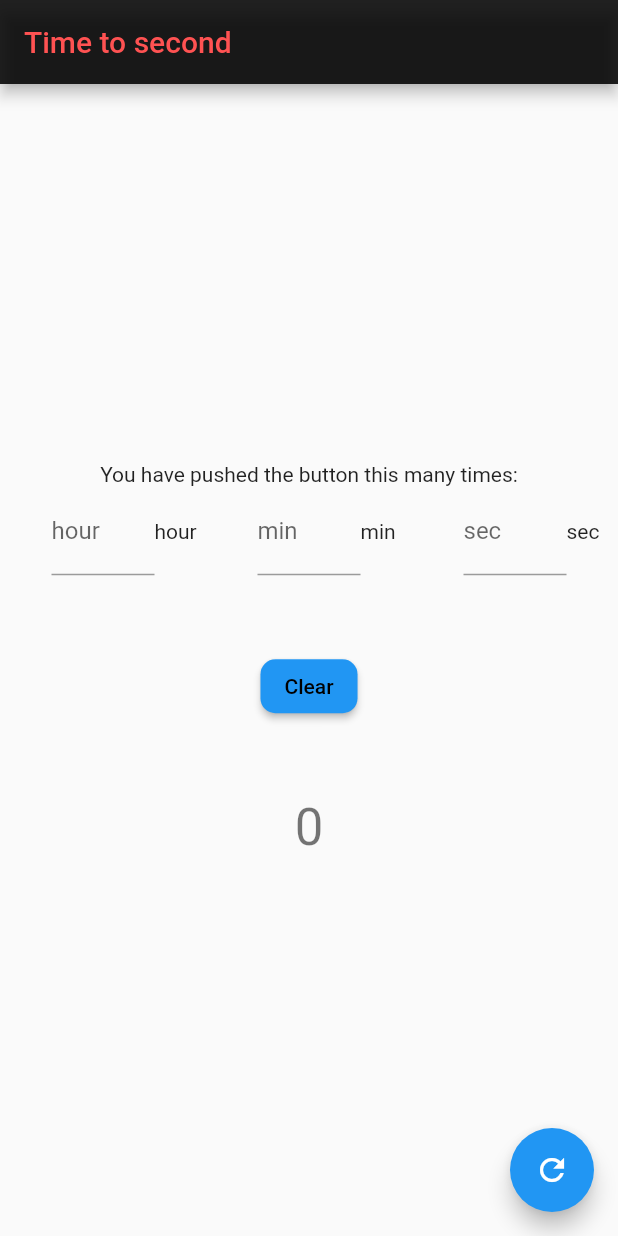
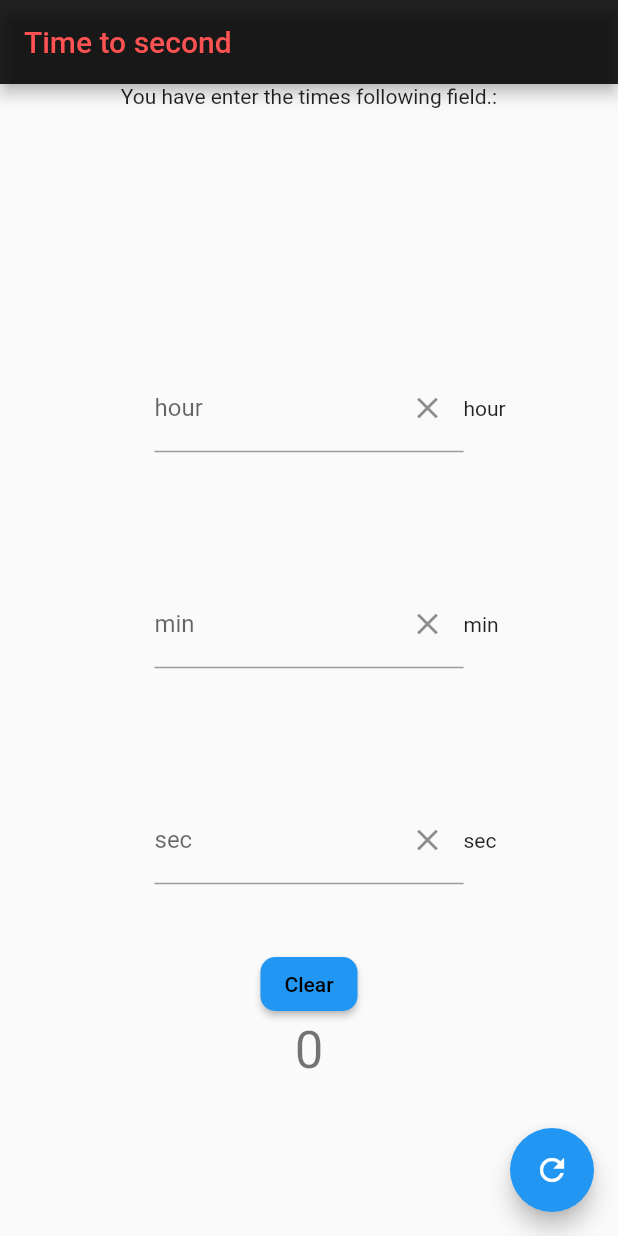
Before and after one commit to KotaSuzuki0823/Time2Sec, a Flutter app: the screen it shows after launch, after a tap on "Clear", on a phone screen of 412 x 824 dp. Run offline on Flutter 3.47's test engine with Material 2 defaults, Android fonts, the phone set to English and light mode, and no system bars.

Commit message:
formクリア機能実装

```diff
--- a/lib/main.dart
+++ b/lib/main.dart
@@ -29,10 +29,6 @@ class MyHomePage extends StatefulWidget {
 
 // MyHomePageクラスから継承
 class _MyHomePageState extends State<MyHomePage> {
-  final _hourController = TextEditingController();
-  final _minController = TextEditingController();
-  final _secController = TextEditingController();
-
   final _hourKey = GlobalKey<FormFieldState<String>>();
   final _minKey = GlobalKey<FormFieldState<String>>();
   final _secKey = GlobalKey<FormFieldState<String>>();
@@ -51,15 +47,16 @@ class _MyHomePageState extends State<MyHomePage> {
   /*全フィールドのクリア*/
   void _clearField() {
     setState(() {
-      _hourController.clear();
-      _minController.clear();
-      _secController.clear();
+      this._hourKey.currentState!.reset();
+      this._minKey.currentState!.reset();
+      this._secKey.currentState!.reset();
+      _result = 0;
     });
   }
 
   /*時間入力フォームの単品ウィジェット*/
-  Widget _numberFormField({required String title, Key? key}) {
-    //final _formKey = GlobalKey<FormFieldState<String>>();
+  Widget _numberFormField({required String title, required GlobalKey<FormFieldState<String>> key}) {
+    final TextEditingController _valueController = TextEditingController(text: '');
     return Row(
       children: [
         Expanded(
@@ -70,9 +67,14 @@ class _MyHomePageState extends State<MyHomePage> {
           flex: 2,
           child: TextFormField(
             key: key,
+            controller: _valueController,
             decoration: InputDecoration(
               labelText: title, // ラベル
               hintText: 'Enter ' + title + ' here.', // 入力ヒント
+              suffixIcon: IconButton(
+                onPressed: () => {key.currentState!.reset()},
+                icon: const Icon(Icons.clear),
+              ),
             ),
             keyboardType: TextInputType.number,
             inputFormatters: [FilteringTextInputFormatter.digitsOnly],
@@ -86,7 +88,6 @@ class _MyHomePageState extends State<MyHomePage> {
               return null; // 問題ない場合はnullを返す
             },
             onSaved: (value) => () {
-              // this._formKey.currentState.save()でコールされる
               debugPrint('$value');
             },
           ),
@@ -110,11 +111,10 @@ class _MyHomePageState extends State<MyHomePage> {
         child: Column(
           mainAxisAlignment: MainAxisAlignment.center,
           children: <Widget>[
-            const Text(
-              'You have pushed the button this many times:',
+            const Expanded(
+              flex: 1,
+              child: Text('You have enter the times following field.:'),
             ),
-            Row(
-              children: <Widget>[
             Expanded(
               flex: 1,
               child: _hour,
@@ -127,11 +127,6 @@ class _MyHomePageState extends State<MyHomePage> {
               flex: 1,
               child: _sec,
             ),
-              ],
-            ),
-            Container(
-              height: 50,
-            ),
             ElevatedButton(
               child: const Text('Clear'),
               style: ElevatedButton.styleFrom(
@@ -143,12 +138,12 @@ class _MyHomePageState extends State<MyHomePage> {
               ),
               onPressed: _clearField,
             ),
-            Container(
-              height: 50,
-            ),
-            Text(
+            Expanded(
+              flex: 1,
+              child: Text(
                 '$_result',
                 style: Theme.of(context).textTheme.headline4,
+              ),
             ),
           ],
         ),
```
Lines whose indentation alone changed are shown as unchanged.
